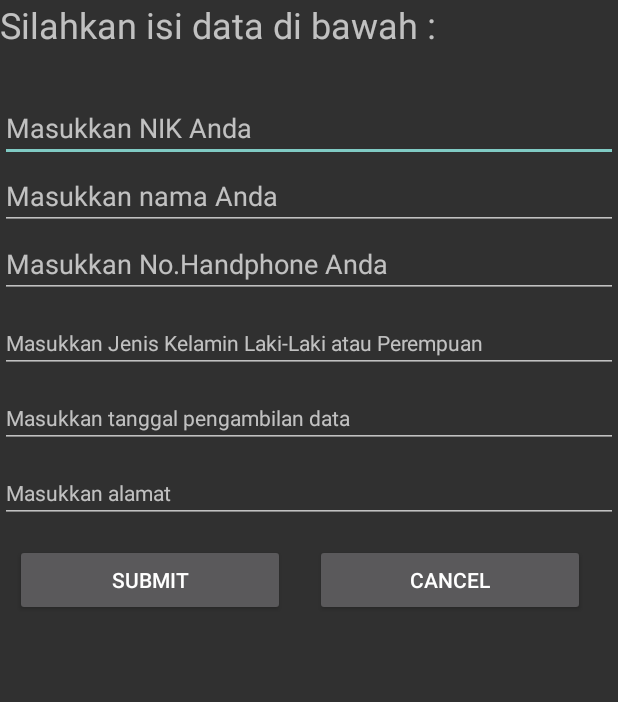
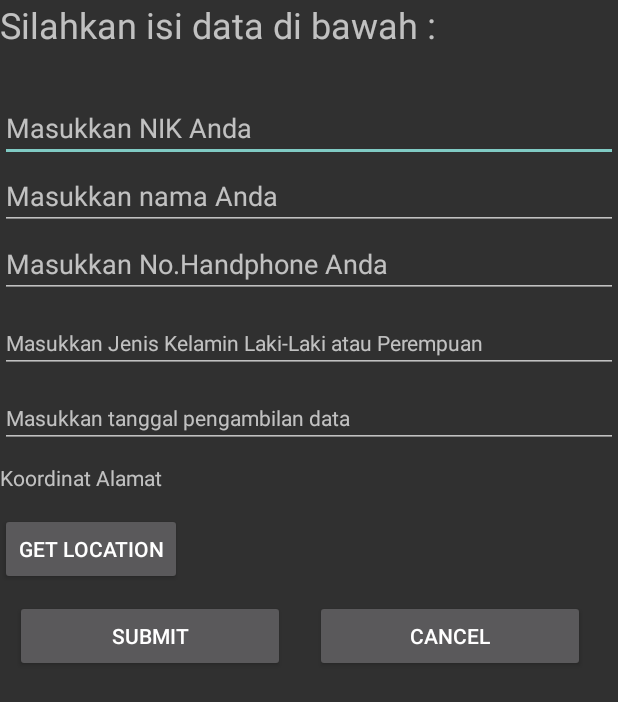
Before and after one commit to alodhia93/Aplikasi_Mendata_Keluarga, an Android app: the FormEntry screen opened directly, with no data from a screen before it, on a phone screen of 412 x 824 dp. Shown: the top 702 px of the screen. Run offline under Robolectric (Android 15) with nearby library versions, the phone set to English and light mode, and no system bars.

```diff
--- a/app/src/main/AndroidManifest.xml
+++ b/app/src/main/AndroidManifest.xml
@@ -2,8 +2,10 @@
 <manifest xmlns:android="http://schemas.android.com/apk/res/android"
     xmlns:tools="http://schemas.android.com/tools">
 
+
     <uses-permission android:name="android.permission.INTERNET" />
-
+    <uses-permission android:name="android.permission.ACCESS_COARSE_LOCATION" />
+    <uses-permission android:name="android.permission.ACCESS_FINE_LOCATION" />
 
     <application
         android:allowBackup="true"
--- a/app/src/main/java/com/mfrido/aplikasimendatakeluarga/FormEntry.java
+++ b/app/src/main/java/com/mfrido/aplikasimendatakeluarga/FormEntry.java
@@ -1,14 +1,26 @@
 package com.mfrido.aplikasimendatakeluarga;
 
+import androidx.annotation.NonNull;
 import androidx.appcompat.app.AlertDialog;
 import androidx.appcompat.app.AppCompatActivity;
+import androidx.core.app.ActivityCompat;
+import androidx.core.content.ContextCompat;
 
+import android.Manifest;
+import android.annotation.SuppressLint;
+import android.content.pm.PackageManager;
+import android.location.Address;
+import android.location.Geocoder;
+import android.location.Location;
+import android.location.LocationListener;
+import android.location.LocationManager;
 import android.os.Bundle;
 import android.util.Log;
 import android.view.View;
 import android.widget.Button;
 import android.widget.EditText;
 import android.widget.ListView;
+import android.widget.TextView;
 import android.widget.Toast;
 
 import com.mfrido.aplikasimendatakeluarga.adapter.Adapter;
@@ -18,15 +30,18 @@ import com.mfrido.aplikasimendatakeluarga.model.Data;
 import java.util.ArrayList;
 import java.util.HashMap;
 import java.util.List;
+import java.util.Locale;
 
-public class FormEntry extends AppCompatActivity {
+public class FormEntry extends AppCompatActivity implements LocationListener {
 
     List<Data> itemList = new ArrayList<Data>();
     Adapter adapter;
     DbHelper SQLite = new DbHelper(this);
-    Button btn_submit, btn_cancel;
+    Button btn_submit, btn_cancel, btn_alamat;
 
-    EditText txt_id, txt_nik, txt_nama, txt_nohp, txt_jk, txt_tgl, txt_alamat;
+    EditText txt_id, txt_nik, txt_nama, txt_nohp, txt_jk, txt_tgl;
+    TextView txt_alamat;
+    LocationManager locationManager;
     @Override
     protected void onCreate(Bundle savedInstanceState) {
         super.onCreate(savedInstanceState);
@@ -43,6 +58,21 @@ public class FormEntry extends AppCompatActivity {
         txt_alamat = findViewById(R.id.alamat_tinggal);
         btn_submit = findViewById(R.id.buttonSubmit);
         btn_cancel = findViewById(R.id.buttonCancel);
+        btn_alamat = findViewById(R.id.buttonAlamat);
+
+        if (ContextCompat.checkSelfPermission(FormEntry.this, Manifest.permission.ACCESS_FINE_LOCATION)
+        != PackageManager.PERMISSION_GRANTED){
+            ActivityCompat.requestPermissions(FormEntry.this, new String[]{
+                    Manifest.permission.ACCESS_FINE_LOCATION
+            },100);
+        }
+
+        btn_alamat.setOnClickListener(new View.OnClickListener() {
+            @Override
+            public void onClick(View view) {
+                getLocation();
+            }
+        });
 
         btn_submit.setOnClickListener(new View.OnClickListener() {
             @Override
@@ -62,6 +92,16 @@ public class FormEntry extends AppCompatActivity {
             finish();
         }
         });
+    }
+
+    @SuppressLint("MissingPermission")
+    private void getLocation() {
+        try {
+            locationManager = (LocationManager) getApplicationContext().getSystemService(LOCATION_SERVICE);
+            locationManager.requestLocationUpdates(LocationManager.GPS_PROVIDER,5000, 5, FormEntry.this);
+        }catch (Exception e){
+            e.printStackTrace();
+        }
     }
 
     private void blank() {
@@ -100,4 +140,34 @@ public class FormEntry extends AppCompatActivity {
         }
     }
 
+    @Override
+    public void onLocationChanged(@NonNull Location location) {
+        Toast.makeText(this, ""+location.getLatitude()+", "+ location.getLongitude(), Toast.LENGTH_SHORT).show();
+
+        try {
+
+            Geocoder geocoder = new Geocoder(FormEntry.this, Locale.getDefault());
+            List<Address> addresses = geocoder.getFromLocation(location.getLatitude(), location.getLongitude(), 1);
+            String address = addresses.get(0).getAddressLine(0);
+            txt_alamat.setText(address);
+
+        }catch (Exception e){
+            e.printStackTrace();
+        }
+    }
+
+    @Override
+    public void onStatusChanged(String provider, int status, Bundle extras) {
+        LocationListener.super.onStatusChanged(provider, status, extras);
+    }
+
+    @Override
+    public void onProviderEnabled(@NonNull String provider) {
+        LocationListener.super.onProviderEnabled(provider);
+    }
+
+    @Override
+    public void onProviderDisabled(@NonNull String provider) {
+        LocationListener.super.onProviderDisabled(provider);
+    }
 }
--- a/app/src/main/res/layout/activity_form_entry.xml
+++ b/app/src/main/res/layout/activity_form_entry.xml
@@ -52,14 +52,21 @@
         android:layout_height="wrap_content"
         android:layout_marginTop="10dp"
         android:textSize="14sp" />
-    <EditText
+    <TextView
         android:id="@+id/alamat_tinggal"
-        android:hint="Masukkan alamat"
+        android:hint="@string/masukkan_alamat"
         android:layout_width="match_parent"
         android:layout_height="wrap_content"
         android:layout_marginTop="10dp"
         android:textSize="14sp"
         android:layout_marginBottom="14dp"/>
+    <Button
+        android:id="@+id/buttonAlamat"
+        android:layout_marginTop="0dp"
+        android:layout_width="wrap_content"
+        android:layout_height="wrap_content"
+        android:layout_marginBottom="10dp"
+        android:text="@string/get_location"/>
     <LinearLayout
         android:layout_width="match_parent"
         android:layout_height="wrap_content"
--- a/app/src/main/res/values/strings.xml
+++ b/app/src/main/res/values/strings.xml
@@ -6,4 +6,6 @@
     <string name="keluar">Keluar</string>
     <string name="aplikasi_kpu">Aplikasi KPU</string>
     <string name="pengisian_data">Silahkan isi data di bawah :</string>
+    <string name="get_location">Get Location</string>
+    <string name="masukkan_alamat">Koordinat Alamat</string>
 </resources>
--- a/build.gradle
+++ b/build.gradle
@@ -1,5 +1,5 @@
 // Top-level build file where you can add configuration options common to all sub-projects/modules.
 plugins {
-    id 'com.android.application' version '7.4.1' apply false
-    id 'com.android.library' version '7.4.1' apply false
+    id 'com.android.application' version '7.4.2' apply false
+    id 'com.android.library' version '7.4.2' apply false
 }
```
